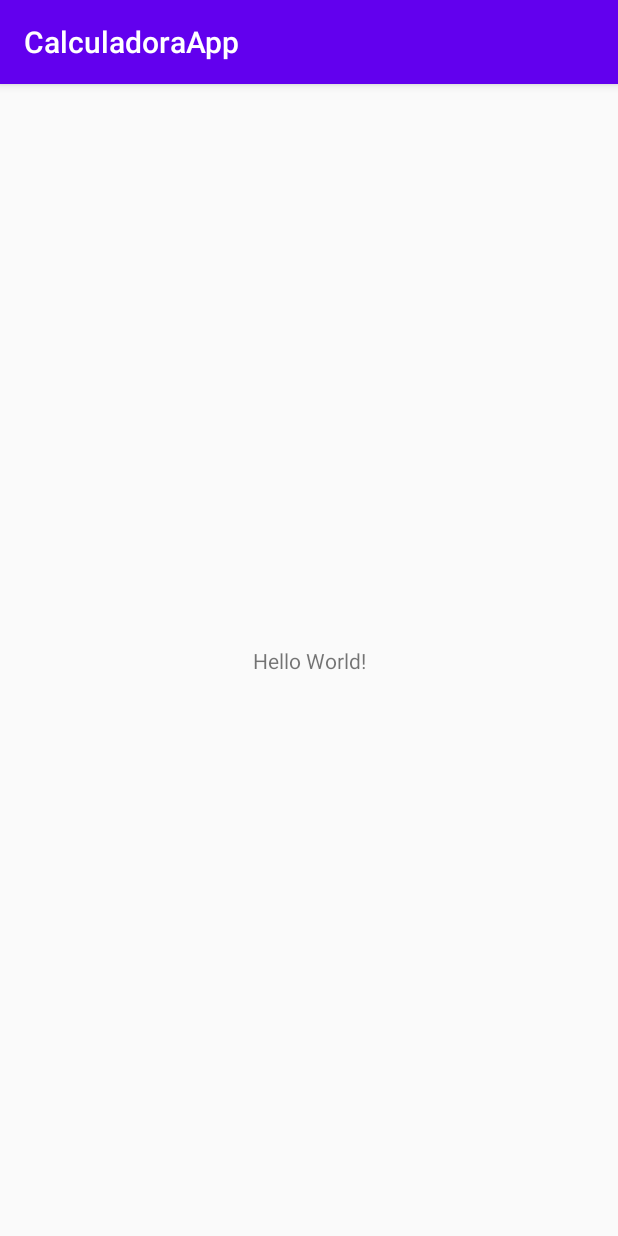
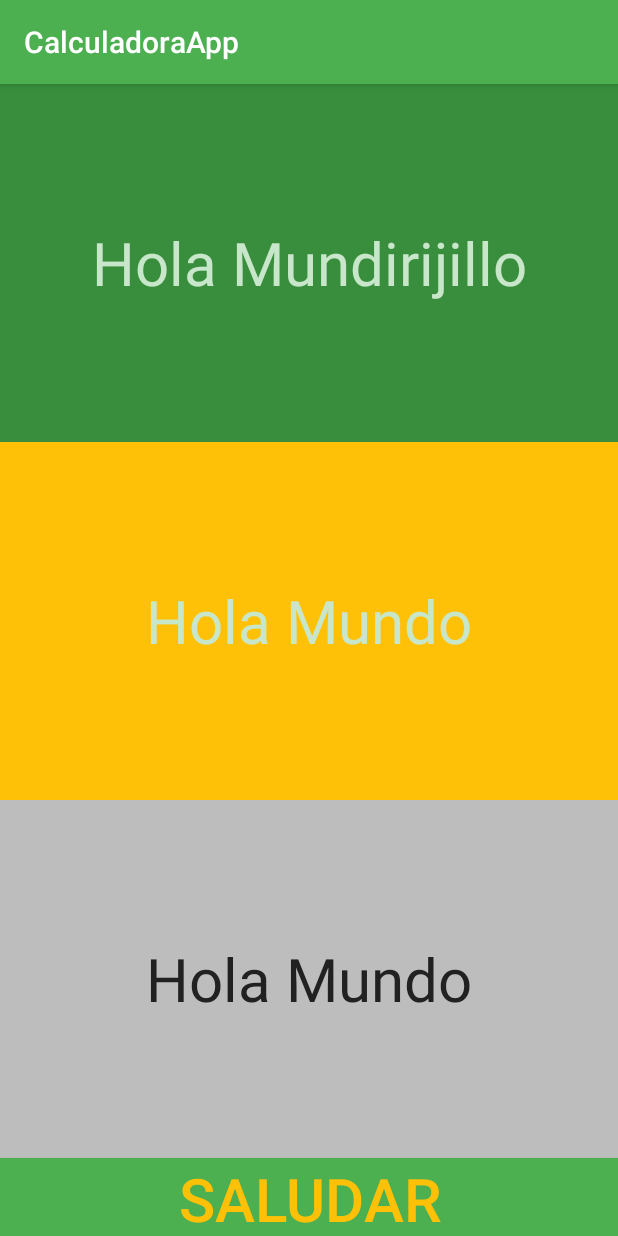
Before and after one commit to dinorek/CalculadoraApp, an Android app: the screen it shows after launch (MainActivity), on a phone screen of 412 x 824 dp. Run offline under Robolectric (Android 15) with nearby library versions, the phone set to English and light mode, and no system bars.

Commit message:
Generar un hola mundo de layouts Generar linear layout en main activity Agregar TextView con peso Agregar Boton y Toast al precionar boton

```diff
--- a/Fuentes/CalculadoraApp/app/src/main/java/cl/inacap/calculadoraApp/MainActivity.java
+++ b/Fuentes/CalculadoraApp/app/src/main/java/cl/inacap/calculadoraApp/MainActivity.java
@@ -2,7 +2,10 @@ package cl.inacap.calculadoraApp;
 
 import androidx.appcompat.app.AppCompatActivity;
 
+import android.content.Context;
 import android.os.Bundle;
+import android.view.View;
+import android.widget.Toast;
 
 public class MainActivity extends AppCompatActivity {
 
@@ -11,4 +14,7 @@ public class MainActivity extends AppCompatActivity {
         super.onCreate(savedInstanceState);
         setContentView(R.layout.activity_main);
     }
+    public void saludar(View v){
+        Toast.makeText(this, "Hola Dino", Toast.LENGTH_LONG).show();
+    }
 }
--- a/Fuentes/CalculadoraApp/app/src/main/res/layout/activity_main.xml
+++ b/Fuentes/CalculadoraApp/app/src/main/res/layout/activity_main.xml
@@ -1,18 +1,55 @@
 <?xml version="1.0" encoding="utf-8"?>
-<androidx.constraintlayout.widget.ConstraintLayout xmlns:android="http://schemas.android.com/apk/res/android"
+<LinearLayout xmlns:android="http://schemas.android.com/apk/res/android"
     xmlns:app="http://schemas.android.com/apk/res-auto"
     xmlns:tools="http://schemas.android.com/tools"
     android:layout_width="match_parent"
     android:layout_height="match_parent"
+    android:orientation="vertical"
     tools:context=".MainActivity">
 
     <TextView
-        android:layout_width="wrap_content"
-        android:layout_height="wrap_content"
-        android:text="Hello World!"
-        app:layout_constraintBottom_toBottomOf="parent"
-        app:layout_constraintLeft_toLeftOf="parent"
-        app:layout_constraintRight_toRightOf="parent"
-        app:layout_constraintTop_toTopOf="parent" />
+        android:layout_width="match_parent"
+        android:layout_height="425dp"
+        android:layout_weight="1"
+        android:background="@color/colorPrimaryDark"
+        android:gravity="center"
+        android:text="@string/texto1"
+        android:textColor="@color/primary_light"
+        android:textSize="40sp">
 
-</androidx.constraintlayout.widget.ConstraintLayout>
+    </TextView>
+
+    <TextView
+        android:layout_width="match_parent"
+        android:layout_height="425dp"
+        android:layout_weight="1"
+        android:background="@color/colorAccent"
+        android:gravity="center"
+        android:text="@string/texto2"
+        android:textColor="@color/primary_light"
+        android:textSize="40sp">
+
+    </TextView>
+
+    <TextView
+        android:layout_width="match_parent"
+        android:layout_height="425dp"
+        android:layout_weight="1"
+        android:background="@color/divider"
+        android:gravity="center"
+        android:text="@string/texto2"
+        android:textColor="@color/primary_text"
+        android:textSize="40sp">
+    </TextView>
+    <Button
+        android:layout_weight="2"
+        android:text="@string/btn_saludar"
+        android:textSize="40sp"
+        android:textColor="@color/colorAccent"
+        android:background="@color/colorPrimary"
+        android:layout_width="match_parent"
+        android:onClick="saludar"
+        android:layout_height="425dp">
+ </Button>
+
+</LinearLayout>
--- a/Fuentes/CalculadoraApp/app/src/main/res/values/colors.xml
+++ b/Fuentes/CalculadoraApp/app/src/main/res/values/colors.xml
@@ -1,6 +1,11 @@
 <?xml version="1.0" encoding="utf-8"?>
 <resources>
-    <color name="colorPrimary">#6200EE</color>
-    <color name="colorPrimaryDark">#3700B3</color>
-    <color name="colorAccent">#03DAC5</color>
+    <color name="colorPrimary">#4CAF50</color>
+    <color name="colorPrimaryDark">#388E3C</color>
+    <color name="colorAccent">#FFC107</color>
+    <color name="primary_light">#C8E6C9</color>
+    <color name="primary_text">#212121</color>
+    <color name="secondary_text">#757575</color>
+    <color name="icons">#FFFFFF</color>
+    <color name="divider">#BDBDBD</color>
 </resources>
--- a/Fuentes/CalculadoraApp/app/src/main/res/values/strings.xml
+++ b/Fuentes/CalculadoraApp/app/src/main/res/values/strings.xml
@@ -1,3 +1,6 @@
 <resources>
     <string name="app_name">CalculadoraApp</string>
+    <string name="texto1">Hola Mundirijillo</string>
+    <string name="texto2">Hola Mundo</string>
+    <string name="btn_saludar">saludar</string>
 </resources>
```
